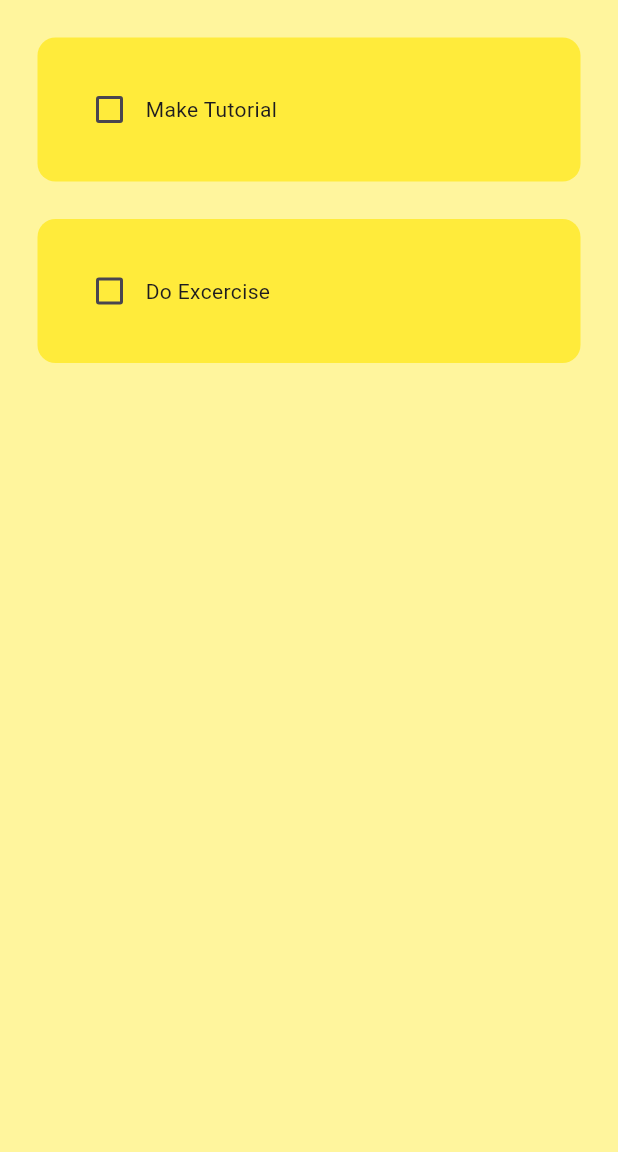
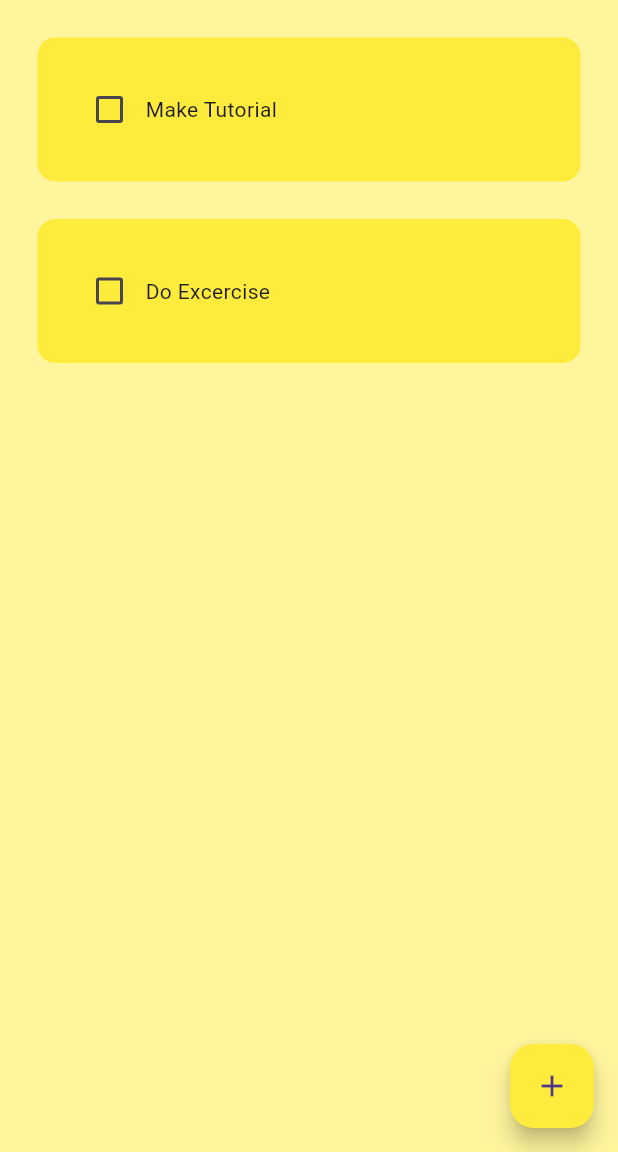
Before and after one commit to Firuz43/fluttertodo, a Flutter app: the screen it shows after launch, on a phone screen of 412 x 824 dp, the part 84-1236 px from its top. Run offline on Flutter 3.47's test engine with Material 3 defaults, Android fonts, the phone set to English and light mode, and no system bars.

Commit message:
creating new task functionality

```diff
--- a/lib/pages/home_page.dart
+++ b/lib/pages/home_page.dart
@@ -32,6 +32,13 @@ class _HomePageState extends State<HomePage> {
         elevation: 0,
         backgroundColor: Colors.yellow,
       ),
+      floatingActionButton: FloatingActionButton(
+        onPressed: () {
+
+      },
+       child: Icon(Icons.add),
+      backgroundColor: Colors.yellow,
+      ),
       body: ListView.builder(
         itemCount: todoList.length,
         itemBuilder: (context, index) {
```
